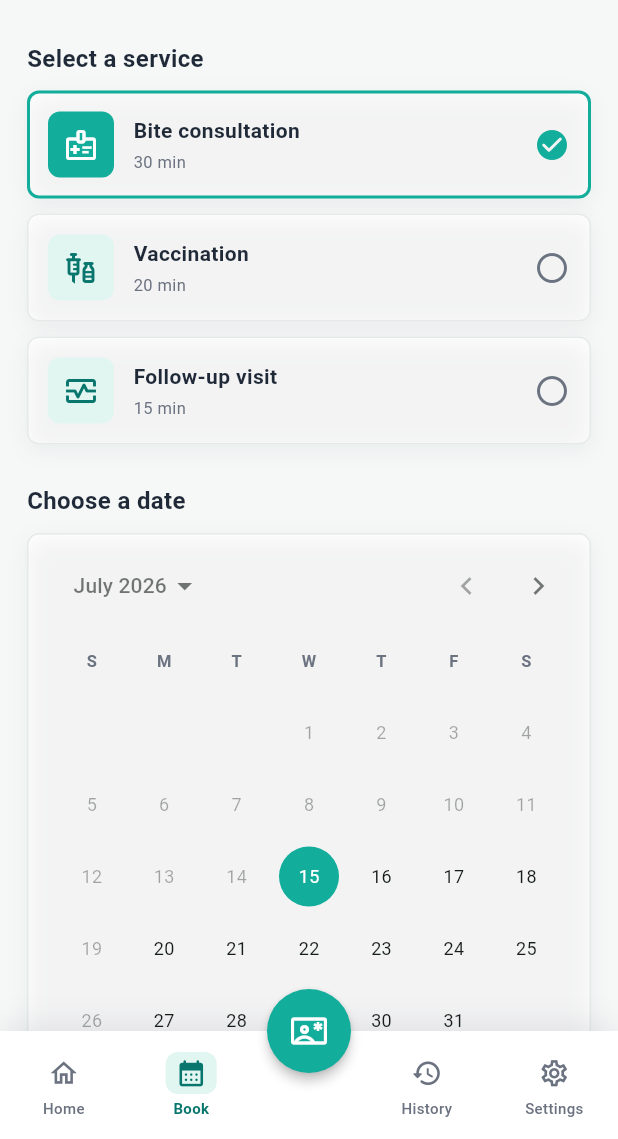
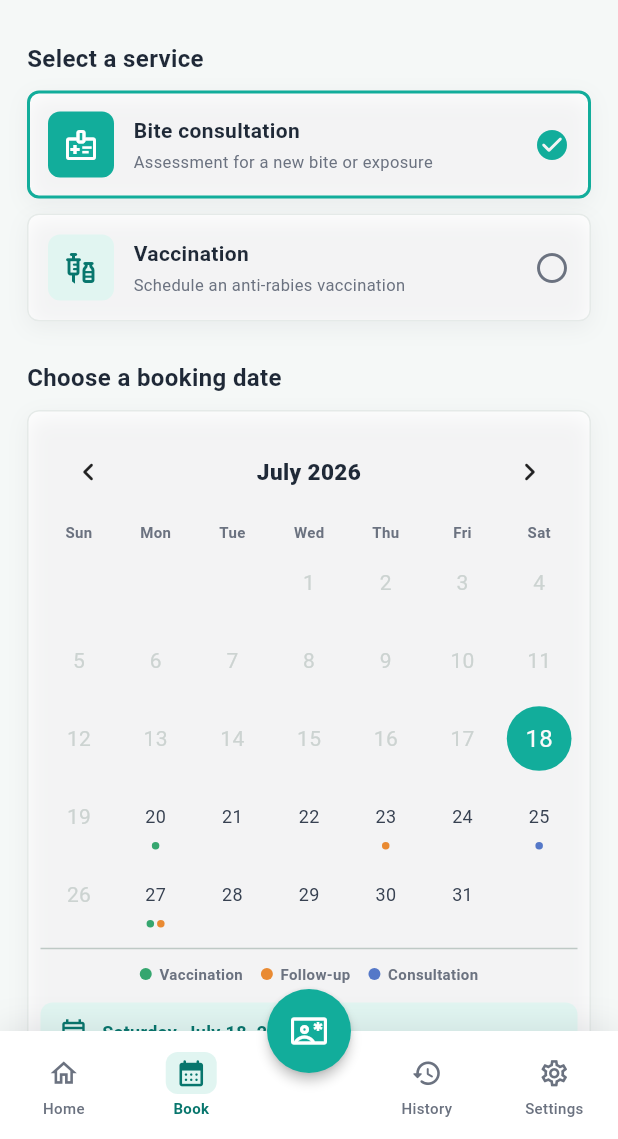
Before and after one commit to peya025/animal-bite-management-system, a Flutter app: the BookingView screen opened by its route, on a phone screen of 412 x 824 dp, the part 97-1236 px from its top. Run offline on Flutter 3.47's test engine with Material 3 defaults, Android fonts, the light colour scheme and no system bars; drawn by our look-alikes of table_calendar.

Commit message:
booking update

```diff
--- a/mobile/lib/app/app_router.dart
+++ b/mobile/lib/app/app_router.dart
@@ -1,10 +1,12 @@
 import 'package:flutter/material.dart';
 
+import '../models/booking_draft.dart';
 import '../views/booking_view.dart';
 import '../views/history_view.dart';
 import '../views/login_view.dart';
 import '../views/menu_view.dart';
 import '../views/notifications_view.dart';
+import '../views/patient_information_view.dart';
 import '../views/settings_view.dart';
 import '../views/sign_up_view.dart';
 import '../views/welcome_view.dart';
@@ -21,6 +23,12 @@ abstract final class AppRouter {
       AppRoutes.history => const HistoryView(),
       AppRoutes.settings => const SettingsView(),
       AppRoutes.notifications => const NotificationsView(),
+      AppRoutes.patientInformation =>
+        settings.arguments is BookingDraft
+            ? PatientInformationView(
+                booking: settings.arguments! as BookingDraft,
+              )
+            : const BookingView(),
       _ => const WelcomeView(),
     };
 
--- a/mobile/lib/app/app_routes.dart
+++ b/mobile/lib/app/app_routes.dart
@@ -7,4 +7,5 @@ abstract final class AppRoutes {
   static const history = '/history';
   static const settings = '/settings';
   static const notifications = '/notifications';
+  static const patientInformation = '/booking/patient-information';
 }
--- /dev/null
+++ b/mobile/lib/models/booking_draft.dart
@@ -0,0 +1,15 @@
+enum BookingService { consultation, vaccination }
+
+extension BookingServiceLabel on BookingService {
+  String get label => switch (this) {
+    BookingService.consultation => 'Bite consultation',
+    BookingService.vaccination => 'Vaccination',
+  };
+}
+
+class BookingDraft {
+  const BookingDraft({required this.service, required this.date});
+
+  final BookingService service;
+  final DateTime date;
+}
--- a/mobile/lib/views/booking_view.dart
+++ b/mobile/lib/views/booking_view.dart
@@ -1,11 +1,11 @@
 import 'package:flutter/material.dart';
 
 import '../app/app_routes.dart';
+import '../models/booking_draft.dart';
 import '../widgets/booking/booking_header.dart';
 import '../widgets/booking/booking_summary.dart';
 import '../widgets/booking/date_selector.dart';
 import '../widgets/booking/service_selector.dart';
-import '../widgets/booking/time_slot_selector.dart';
 import '../widgets/menu/menu_navigation.dart';
 import '../widgets/menu/patient_action_button.dart';
 import '../widgets/vaccination/digital_vaccination_card.dart';
@@ -20,7 +20,6 @@ class BookingView extends StatefulWidget {
 class _BookingViewState extends State<BookingView> {
   BookingService _service = BookingService.consultation;
   DateTime _selectedDate = DateSelector.firstDate;
-  String _time = TimeSlotSelector.slots.first;
 
   void _openHome() {
     Navigator.of(context).pushReplacementNamed(AppRoutes.menu);
@@ -37,9 +36,10 @@ class _BookingViewState extends State<BookingView> {
     if (route != null) Navigator.of(context).pushReplacementNamed(route);
   }
 
-  void _confirmBooking() {
-    ScaffoldMessenger.of(context).showSnackBar(
-      const SnackBar(content: Text('Sample appointment booked successfully.')),
+  void _continueBooking() {
+    Navigator.of(context).pushNamed(
+      AppRoutes.patientInformation,
+      arguments: BookingDraft(service: _service, date: _selectedDate),
     );
   }
 
@@ -74,18 +74,10 @@ class _BookingViewState extends State<BookingView> {
                         },
                       ),
                       const SizedBox(height: 26),
-                      TimeSlotSelector(
-                        selected: _time,
-                        onSelected: (time) {
-                          setState(() => _time = time);
-                        },
-                      ),
-                      const SizedBox(height: 26),
                       BookingSummary(
                         service: _service,
                         date: DateSelector.formatDate(_selectedDate),
-                        time: _time,
-                        onConfirm: _confirmBooking,
+                        onConfirm: _continueBooking,
                       ),
                     ],
                   ),
--- a/mobile/lib/widgets/booking/date_selector.dart
+++ b/mobile/lib/widgets/booking/date_selector.dart
@@ -1,8 +1,25 @@
 import 'package:flutter/material.dart';
+import 'package:table_calendar/table_calendar.dart';
 
 import '../../app/app_theme.dart';
 import '../menu/menu_surface.dart';
 import '../menu/section_header.dart';
+
+enum CalendarBookingType { vaccination, followUp, consultation }
+
+extension CalendarBookingStyle on CalendarBookingType {
+  String get label => switch (this) {
+    CalendarBookingType.vaccination => 'Vaccination',
+    CalendarBookingType.followUp => 'Follow-up',
+    CalendarBookingType.consultation => 'Consultation',
+  };
+
+  Color get color => switch (this) {
+    CalendarBookingType.vaccination => const Color(0xFF35A66F),
+    CalendarBookingType.followUp => const Color(0xFFE98A32),
+    CalendarBookingType.consultation => const Color(0xFF5578C8),
+  };
+}
 
 class DateSelector extends StatelessWidget {
   const DateSelector({
@@ -11,8 +28,18 @@ class DateSelector extends StatelessWidget {
     required this.onSelected,
   });
 
-  static final firstDate = DateTime(2026, 7, 15);
-  static final lastDate = DateTime(2027, 7, 15);
+  static final firstDate = DateTime(2026, 7, 18);
+  static final lastDate = DateTime(2027, 7, 18);
+
+  static final demoBookings = <DateTime, List<CalendarBookingType>>{
+    DateTime(2026, 7, 20): [CalendarBookingType.vaccination],
+    DateTime(2026, 7, 23): [CalendarBookingType.followUp],
+    DateTime(2026, 7, 25): [CalendarBookingType.consultation],
+    DateTime(2026, 7, 27): [
+      CalendarBookingType.vaccination,
+      CalendarBookingType.followUp,
+    ],
+  };
 
   final DateTime selectedDate;
   final ValueChanged<DateTime> onSelected;
@@ -45,49 +72,113 @@ class DateSelector extends StatelessWidget {
     return '${weekdays[date.weekday - 1]}, ${months[date.month - 1]} ${date.day}, ${date.year}';
   }
 
+  List<CalendarBookingType> _eventsForDay(DateTime day) {
+    return demoBookings[DateTime(day.year, day.month, day.day)] ?? const [];
+  }
+
   @override
   Widget build(BuildContext context) {
     return Column(
       crossAxisAlignment: CrossAxisAlignment.start,
       children: [
-        const MenuSectionHeader(title: 'Choose a date'),
+        const MenuSectionHeader(title: 'Choose a booking date'),
         const SizedBox(height: 10),
         MenuSurface(
-          padding: const EdgeInsets.fromLTRB(6, 8, 6, 12),
+          padding: const EdgeInsets.fromLTRB(8, 8, 8, 14),
           child: Column(
             children: [
-              Theme(
-                data: Theme.of(context).copyWith(
-                  colorScheme: Theme.of(context).colorScheme.copyWith(
-                    primary: AppColors.primary,
-                    onPrimary: AppColors.white,
-                    surface: AppColors.white,
+              TableCalendar<CalendarBookingType>(
+                firstDay: firstDate,
+                lastDay: lastDate,
+                focusedDay: selectedDate,
+                calendarFormat: CalendarFormat.month,
+                availableCalendarFormats: const {CalendarFormat.month: 'Month'},
+                selectedDayPredicate: (day) => isSameDay(day, selectedDate),
+                enabledDayPredicate: (day) {
+                  return !day.isBefore(firstDate) &&
+                      day.weekday != DateTime.sunday;
+                },
+                eventLoader: _eventsForDay,
+                onDaySelected: (selectedDay, focusedDay) {
+                  onSelected(selectedDay);
+                },
+                headerStyle: const HeaderStyle(
+                  titleCentered: true,
+                  formatButtonVisible: false,
+                  leftChevronIcon: Icon(Icons.chevron_left_rounded),
+                  rightChevronIcon: Icon(Icons.chevron_right_rounded),
+                  titleTextStyle: TextStyle(
+                    color: AppColors.gray900,
+                    fontSize: 15,
+                    fontWeight: FontWeight.w800,
                   ),
-                  datePickerTheme: const DatePickerThemeData(
-                    headerForegroundColor: AppColors.gray900,
+                ),
+                daysOfWeekStyle: const DaysOfWeekStyle(
                   weekdayStyle: TextStyle(
                     color: AppColors.gray500,
-                      fontSize: 11,
-                      fontWeight: FontWeight.w600,
+                    fontSize: 10,
+                    fontWeight: FontWeight.w700,
                   ),
-                    dayStyle: TextStyle(color: AppColors.gray700, fontSize: 12),
-                    todayBorder: BorderSide(color: AppColors.primary),
+                  weekendStyle: TextStyle(
+                    color: AppColors.gray500,
+                    fontSize: 10,
+                    fontWeight: FontWeight.w700,
                   ),
                 ),
-                child: CalendarDatePicker(
-                  key: ValueKey(selectedDate),
-                  initialDate: selectedDate,
-                  firstDate: firstDate,
-                  lastDate: lastDate,
-                  onDateChanged: onSelected,
-                  selectableDayPredicate: (date) {
-                    return date.weekday != DateTime.sunday;
+                calendarStyle: const CalendarStyle(
+                  outsideDaysVisible: false,
+                  cellMargin: EdgeInsets.all(4),
+                  selectedDecoration: BoxDecoration(
+                    color: AppColors.primary,
+                    shape: BoxShape.circle,
+                  ),
+                  todayDecoration: BoxDecoration(
+                    color: AppColors.primaryLight,
+                    shape: BoxShape.circle,
+                  ),
+                  todayTextStyle: TextStyle(color: AppColors.primaryDark),
+                  disabledTextStyle: TextStyle(color: Color(0xFFCCD3D1)),
+                  defaultTextStyle: TextStyle(
+                    color: AppColors.gray700,
+                    fontSize: 12,
+                  ),
+                  weekendTextStyle: TextStyle(
+                    color: AppColors.gray700,
+                    fontSize: 12,
+                  ),
+                  markersMaxCount: 3,
+                  markersAlignment: Alignment.bottomCenter,
+                  markerSize: 5,
+                  markerMargin: EdgeInsets.symmetric(horizontal: 1),
+                ),
+                calendarBuilders: CalendarBuilders(
+                  markerBuilder: (context, day, events) {
+                    if (events.isEmpty) return null;
+                    return Positioned(
+                      bottom: 4,
+                      child: Row(
+                        mainAxisSize: MainAxisSize.min,
+                        children: [
+                          for (final event in events.take(3))
+                            Container(
+                              width: 5,
+                              height: 5,
+                              margin: const EdgeInsets.symmetric(horizontal: 1),
+                              decoration: BoxDecoration(
+                                color: event.color,
+                                shape: BoxShape.circle,
+                              ),
+                            ),
+                        ],
+                      ),
+                    );
                   },
                 ),
               ),
-              Padding(
-                padding: const EdgeInsets.symmetric(horizontal: 10),
-                child: Container(
+              const Divider(height: 20),
+              const _CalendarLegend(),
+              const SizedBox(height: 12),
+              Container(
                 width: double.infinity,
                 padding: const EdgeInsets.symmetric(
                   horizontal: 12,
@@ -118,7 +209,6 @@ class DateSelector extends StatelessWidget {
                   ],
                 ),
               ),
-              ),
             ],
           ),
         ),
@@ -133,7 +223,7 @@ class DateSelector extends StatelessWidget {
             SizedBox(width: 6),
             Expanded(
               child: Text(
-                'Sundays are unavailable. Available times appear after choosing a date.',
+                'Colored dots are existing bookings. Follow-up dates are added automatically after treatment.',
                 style: TextStyle(color: AppColors.gray500, fontSize: 10),
               ),
             ),
@@ -143,3 +233,41 @@ class DateSelector extends StatelessWidget {
     );
   }
 }
+
+class _CalendarLegend extends StatelessWidget {
+  const _CalendarLegend();
+
+  @override
+  Widget build(BuildContext context) {
+    return Wrap(
+      spacing: 12,
+      runSpacing: 8,
+      alignment: WrapAlignment.center,
+      children: [
+        for (final type in CalendarBookingType.values)
+          Row(
+            mainAxisSize: MainAxisSize.min,
+            children: [
+              Container(
+                width: 8,
+                height: 8,
+                decoration: BoxDecoration(
+                  color: type.color,
+                  shape: BoxShape.circle,
+                ),
+              ),
+              const SizedBox(width: 5),
+              Text(
+                type.label,
+                style: const TextStyle(
+                  color: AppColors.gray500,
+                  fontSize: 10,
+                  fontWeight: FontWeight.w600,
+                ),
+              ),
+            ],
+          ),
+      ],
+    );
+  }
+}
--- a/mobile/lib/widgets/booking/service_selector.dart
+++ b/mobile/lib/widgets/booking/service_selector.dart
@@ -1,28 +1,19 @@
 import 'package:flutter/material.dart';
 
 import '../../app/app_theme.dart';
+import '../../models/booking_draft.dart';
 import '../menu/menu_surface.dart';
 import '../menu/section_header.dart';
 
-enum BookingService { consultation, vaccination, followUp }
-
 extension BookingServiceDetails on BookingService {
-  String get title => switch (this) {
-    BookingService.consultation => 'Bite consultation',
-    BookingService.vaccination => 'Vaccination',
-    BookingService.followUp => 'Follow-up visit',
-  };
-
-  String get duration => switch (this) {
-    BookingService.consultation => '30 min',
-    BookingService.vaccination => '20 min',
-    BookingService.followUp => '15 min',
+  String get description => switch (this) {
+    BookingService.consultation => 'Assessment for a new bite or exposure',
+    BookingService.vaccination => 'Schedule an anti-rabies vaccination',
   };
 
   IconData get icon => switch (this) {
     BookingService.consultation => Icons.medical_information_outlined,
     BookingService.vaccination => Icons.vaccines_outlined,
-    BookingService.followUp => Icons.monitor_heart_outlined,
   };
 }
 
@@ -94,7 +85,7 @@ class _ServiceTile extends StatelessWidget {
                   crossAxisAlignment: CrossAxisAlignment.start,
                   children: [
                     Text(
-                      service.title,
+                      service.label,
                       style: const TextStyle(
                         color: AppColors.gray900,
                         fontWeight: FontWeight.w700,
@@ -102,7 +93,7 @@ class _ServiceTile extends StatelessWidget {
                     ),
                     const SizedBox(height: 3),
                     Text(
-                      service.duration,
+                      service.description,
                       style: const TextStyle(
                         color: AppColors.gray500,
                         fontSize: 11,
--- a/mobile/pubspec.yaml
+++ b/mobile/pubspec.yaml
@@ -34,6 +34,7 @@ dependencies:
   # The following adds the Cupertino Icons font to your application.
   # Use with the CupertinoIcons class for iOS style icons.
   cupertino_icons: ^1.0.8
+  table_calendar: ^3.2.0
 
 dev_dependencies:
   flutter_test:
```
Also changed, not shown: mobile/lib/models/patient_booking_request.dart (added, +42 -0 lines), mobile/lib/views/patient_information_view.dart (added, +127 -0 lines), mobile/lib/widgets/booking/booking_summary.dart (+3 -6 lines), mobile/lib/widgets/booking/patient_information_form.dart (added, +235 -0 lines), mobile/lib/widgets/booking/time_slot_selector.dart (deleted, +0 -60 lines), mobile/pubspec.lock, 1 other file. Lines whose indentation alone changed are shown as unchanged.
